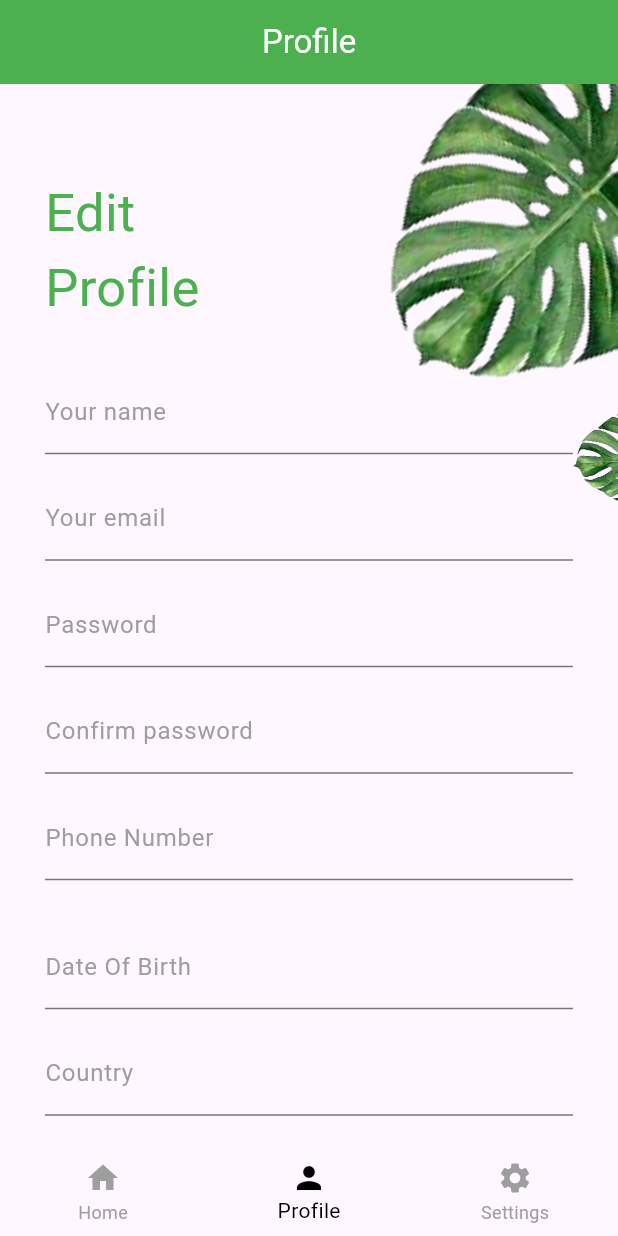
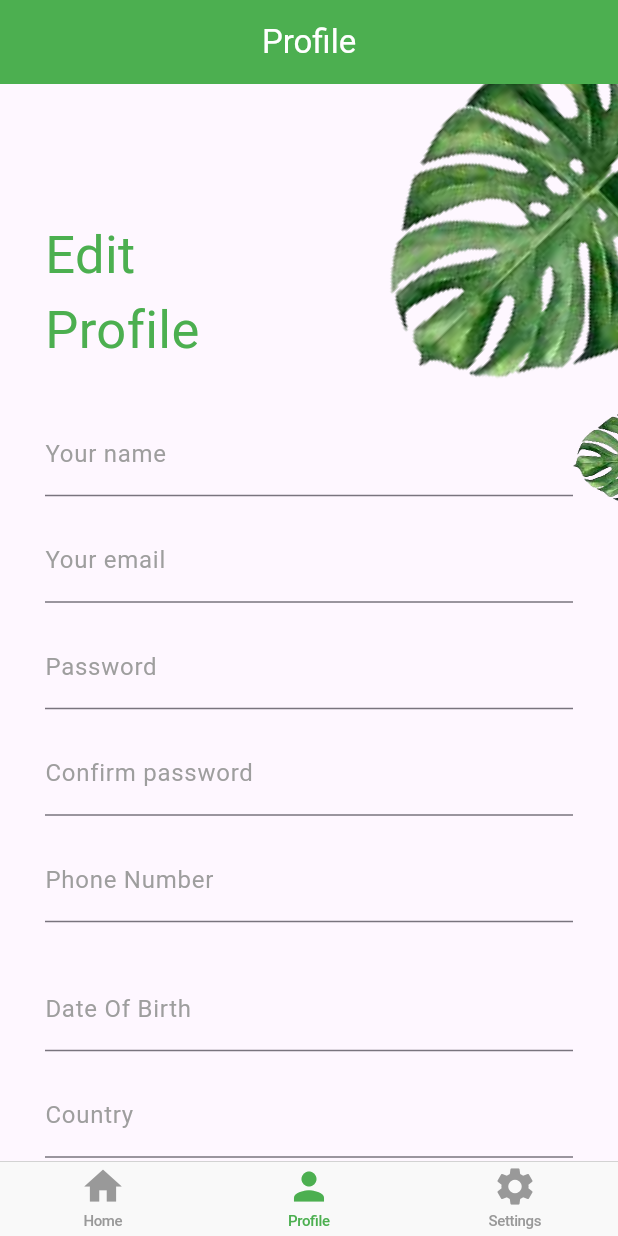
Before and after one commit to JayThakkar632/Flutter, a Flutter app: the BottomNavigationBarView screen opened directly, item 2 of the bottom bar chosen, on a phone screen of 412 x 824 dp. Run offline on Flutter 3.47's test engine with Material 3 defaults, Android fonts, the phone set to English and light mode, and no system bars; our stand-ins replace email_validator, flutter_keyboard_visibility, font_awesome_flutter, image_picker, shared_preferences; accounts and stored records are empty; network calls fail; Roboto replaces fonts that are missing (Anta-Regular).

```diff
--- a/lib/main.dart
+++ b/lib/main.dart
@@ -14,6 +14,7 @@ import 'package:flutter_keyboard_visibility/flutter_keyboard_visibility.dart';
 import 'package:intl/intl.dart';
 import 'package:image_picker/image_picker.dart';
 import 'package:email_validator/email_validator.dart';
+import 'package:flutter/cupertino.dart';
 
 var page = 1;
 List<BeerDetails> beers = [];
@@ -32,7 +33,8 @@ var countryController = TextEditingController();
 var stateController = TextEditingController();
 var cityController = TextEditingController();
 XFile? image;
-var path='';
+var path = '';
+
 void main() {
   runApp(const MyApp());
 }
@@ -85,54 +87,40 @@ class BottomNavigationBarView extends StatefulWidget {
 }
 
 class _BottomNavigationBarState extends State<BottomNavigationBarView> {
-  int selectedIndex = 0;
-
-  static const List item = [
-    Listing(),
-    Profile(),
-    Settings(),
-  ];
-  final List<String> appBarTitles = ['Home', 'Profile', 'Settings'];
-
   @override
   Widget build(BuildContext context) {
-    return Scaffold(
-      appBar: AppBar(
-        backgroundColor: Colors.green,
-        title: Text(
-          appBarTitles[selectedIndex],
-          style: toolBarTitle(),
-        ),
-        centerTitle: true,
-      ),
-      bottomNavigationBar: BottomNavigationBar(
-        unselectedItemColor: Colors.grey,
-        currentIndex: selectedIndex,
-        selectedItemColor: Colors.black,
-        elevation: 0.0,
-        onTap: onItemClicked,
-        items: const <BottomNavigationBarItem>[
+    return CupertinoTabScaffold(
+        tabBar: CupertinoTabBar(
+          activeColor: Colors.green,
+          items: const [
+            BottomNavigationBarItem(icon: Icon(Icons.home), label: 'Home'),
+            BottomNavigationBarItem(icon: Icon(Icons.person), label: 'Profile'),
             BottomNavigationBarItem(
-            icon: Icon(Icons.home),
-            label: "Home",
-          ),
-          BottomNavigationBarItem(
-            icon: Icon(Icons.person),
-            label: "Profile",
-          ),
-          BottomNavigationBarItem(
-            icon: Icon(Icons.settings),
-            label: "Settings",
-          ),
+                icon: Icon(Icons.settings), label: 'Settings'),
           ],
         ),
-      body: item.elementAt(selectedIndex),
+        tabBuilder: (context, index) {
+          switch (index) {
+            case 0:
+              return CupertinoTabView(
+                builder: (context) {
+                  return CupertinoPageScaffold(child: Listing());
+                },
+              );
+            case 1:
+              return CupertinoTabView(
+                builder: (context) {
+                  return CupertinoPageScaffold(child: Profile());
+                },
+              );
+            case 2:
+              return CupertinoTabView(
+                builder: (context) {
+                  return CupertinoPageScaffold(child: Settings());
+                },
               );
           }
-
-  void onItemClicked(int index) {
-    setState(() {
-      selectedIndex = index;
+          return Container();
         });
   }
 }
@@ -159,7 +147,13 @@ class _ListingState extends State<Listing> {
 
   @override
   Widget build(BuildContext context) {
-    return Container(
+    return Scaffold(
+      appBar: AppBar(
+        centerTitle: true,
+        backgroundColor: Colors.green,
+        title: Text('Home',style: toolBarTitle(),),
+      ),
+      body: Container(
           height: MediaQuery.sizeOf(context).height,
           child: ListView.builder(
             itemBuilder: (context, index) {
@@ -187,6 +181,7 @@ class _ListingState extends State<Listing> {
               );
             },
             itemCount: arrayList.length,
+          ),
         ),
     );
   }
@@ -254,13 +249,16 @@ class _ProfileState extends State<Profile> {
 
   @override
   Widget build(BuildContext context) {
-
     KeyboardVisibilityController().onChange.listen((bool visible) {
       setState(() {
         visible ? opacityOfImage = 0.5 : opacityOfImage = 1.0;
       });
     });
-    return Stack(
+    return Padding(
+      padding: const EdgeInsets.only(bottom: 30),
+      child: Scaffold(
+        appBar: AppBar(title: Text('Profile',style: toolBarTitle(),),backgroundColor: Colors.green,centerTitle: true,),
+        body: Stack(
           children: [
             Positioned(
               right: -100,
@@ -618,6 +616,8 @@ class _ProfileState extends State<Profile> {
               ),
             ),*/
           ],
+        ),
+      ),
     );
   }
 
@@ -658,7 +658,7 @@ class _ProfileState extends State<Profile> {
     } else if (!phoneNumberValidator.hasMatch(phoneNumberController.text)) {
       errorMsg = 'Please enter valid phone number';
     } else {
-      isValidatePhoneNumber=true;
+      isValidatePhoneNumber = true;
       errorMsg = null;
     }
     return errorMsg;
@@ -670,7 +670,7 @@ class _ProfileState extends State<Profile> {
     } else if (EmailValidator.validate(emailController.text) == false) {
       emailErrorMsg = 'Please enter valid email address';
     } else {
-      isValidateEmail=true;
+      isValidateEmail = true;
       emailErrorMsg = null;
     }
     return emailErrorMsg;
@@ -682,32 +682,37 @@ class _ProfileState extends State<Profile> {
         await imagePicker.pickImage(source: ImageSource.gallery);
     setState(() {
       image = pickedImage;
-      path=image!.path;
+      path = image!.path;
     });
   }
 }
 
 Future<void> setValue() async {
   var pref = await SharedPreferences.getInstance();
-  nameController.text=pref.getString(name)!;
-  emailController.text=pref.getString(email)!;
-  passwordController.text=pref.getString(password)!;
-  confirmPasswordController.text=pref.getString(confirmPassword)!;
-  phoneNumberController.text=pref.getString(phoneNumber)!;
-  dateOfBirtController.text=pref.getString(dateOfBirth)!;
-  countryController.text=pref.getString(country)!;
-  stateController.text=pref.getString(state)!;
-  cityController.text=pref.getString(city)!;
-  path=pref.getString(profile)!;
+  nameController.text = pref.getString(name)!;
+  emailController.text = pref.getString(email)!;
+  passwordController.text = pref.getString(password)!;
+  confirmPasswordController.text = pref.getString(confirmPassword)!;
+  phoneNumberController.text = pref.getString(phoneNumber)!;
+  dateOfBirtController.text = pref.getString(dateOfBirth)!;
+  countryController.text = pref.getString(country)!;
+  stateController.text = pref.getString(state)!;
+  cityController.text = pref.getString(city)!;
+  path = pref.getString(profile)!;
 }
 
-class Settings extends StatelessWidget {
+class Settings extends StatefulWidget {
   const Settings({super.key});
 
   @override
+  State<Settings> createState() => _SettingsState();
+}
+
+class _SettingsState extends State<Settings> {
+  @override
   Widget build(BuildContext context) {
     return Scaffold(
-      appBar: null,
+      appBar: AppBar(title: Text('Settings',style: toolBarTitle(),),backgroundColor: Colors.green,centerTitle: true,),
       body: Center(
         child: Column(
           mainAxisAlignment: MainAxisAlignment.center,
--- a/lib/userDetailsScreen.dart
+++ b/lib/userDetailsScreen.dart
@@ -10,7 +10,7 @@ class UserDetailsScreen extends StatelessWidget{
   Widget build(BuildContext context) {
     return Scaffold(
       appBar: AppBar(
-        backgroundColor: Colors.pinkAccent,
+        backgroundColor: Colors.green,
         leading: InkWell(
             onTap: (){Navigator.pop(context);},
             child: Icon(Icons.arrow_back,color: Colors.white,)),
--- a/lib/userListScreen.dart
+++ b/lib/userListScreen.dart
@@ -13,7 +13,7 @@ class UserListScreen extends StatelessWidget{
   Widget build(BuildContext context) {
     return Scaffold(
       appBar: AppBar(
-        backgroundColor: Colors.pinkAccent,
+        backgroundColor: Colors.green,
         leading: InkWell(
             onTap: (){Navigator.pop(context);},
             child: const Icon(Icons.arrow_back,color: Colors.white,)),
```
Also changed, not shown: lib/beerVIewScreen.dart (+6 -3 lines). Lines whose indentation alone changed are shown as unchanged.
